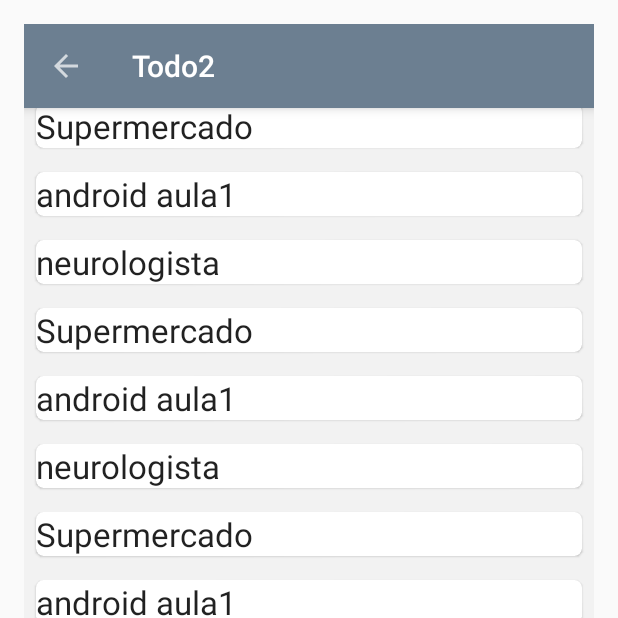
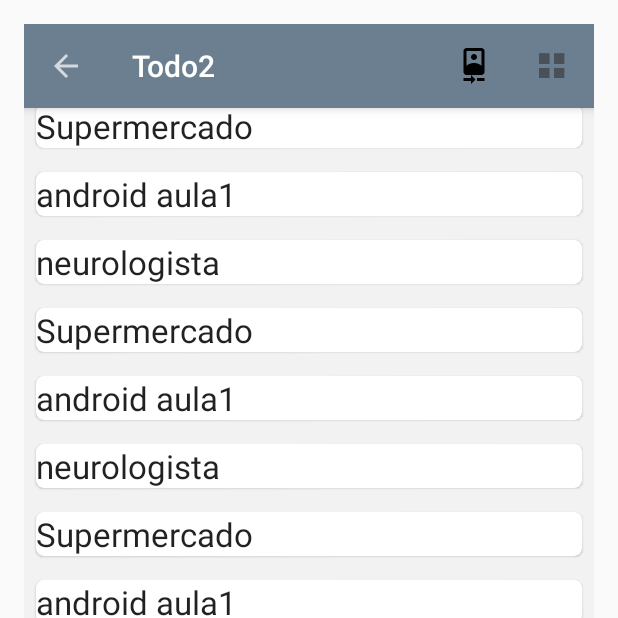
Before and after one commit to rivervaladao/Todo2, an Android app: the screen it shows after launch (MainActivity), on a phone screen of 412 x 824 dp, the top half of it. Run offline under Robolectric (Android 15) with nearby library versions, the phone set to English and light mode, and no system bars.

Commit message:
adicionado fragment_list_view

```diff
--- /dev/null
+++ b/app/src/main/java/com/river/app/todo/ListViewFragment.java
@@ -0,0 +1,137 @@
+package com.river.app.todo;
+
+import android.content.Context;
+import android.net.Uri;
+import android.os.Bundle;
+import android.support.design.widget.FloatingActionButton;
+import android.support.v4.app.Fragment;
+import android.support.v4.app.FragmentManager;
+import android.support.v7.widget.RecyclerView;
+import android.support.v7.widget.StaggeredGridLayoutManager;
+import android.view.LayoutInflater;
+import android.view.Menu;
+import android.view.MenuInflater;
+import android.view.MenuItem;
+import android.view.View;
+import android.view.ViewGroup;
+import android.widget.Toast;
+
+import com.river.app.todo.model.DBData;
+import com.river.app.todo.model.Tarefa;
+
+public class ListViewFragment extends Fragment {
+    private RecyclerView mRecyclerView;
+    private StaggeredGridLayoutManager staggeredGridLayoutManager;
+    private TodoAdapter mAdapter;
+    Menu mMenu;
+    boolean isListView;
+
+    public ListViewFragment() {
+        // Required empty public constructor
+    }
+
+    @Override
+    public View onCreateView(LayoutInflater inflater, ViewGroup container,
+                            final Bundle savedInstanceState) {
+
+        // Inflate the layout for this fragment
+        View view = inflater.inflate(R.layout.fragment_list_view, container, false);
+
+        //apresentar
+        setHasOptionsMenu(true);
+
+        mRecyclerView = (RecyclerView) view.findViewById(R.id.list);
+
+        staggeredGridLayoutManager = new StaggeredGridLayoutManager(1,
+                StaggeredGridLayoutManager.VERTICAL);
+
+        mRecyclerView.setLayoutManager(staggeredGridLayoutManager);
+        mAdapter = new TodoAdapter(getContext());
+
+        TodoAdapter.OnItemClick onItemClickListener = new TodoAdapter.OnItemClick() {
+
+            @Override
+            public void onItemClick(View view, int position) {
+
+                Tarefa tarefa = DBData.tarefaList().get(position);
+
+                TodoFragmentDetail detailFragment =
+                        TodoFragmentDetail.newInstance(tarefa.getCategoria().toString(),
+                                tarefa.getDecricao());
+
+                if (savedInstanceState == null) {
+
+
+                    FragmentManager fm = getFragmentManager();
+                    fm.beginTransaction()
+                            .replace(R.id.main_layout, detailFragment, "todoDetailFragment")
+                            .addToBackStack(null)
+                            .commit();
+                }
+
+            }
+        };
+
+        mAdapter.setOnItemClickListener(onItemClickListener);
+
+        mRecyclerView.setAdapter(mAdapter);
+
+        FloatingActionButton fab = (FloatingActionButton) view.findViewById(R.id.fab);
+        fab.setOnClickListener(new View.OnClickListener() {
+            @Override
+            public void onClick(View v) {
+                Toast.makeText(getContext(), "FAB button clicked", Toast.LENGTH_LONG).show();
+            }
+        });
+
+        isListView = true;
+
+
+        return view;
+    }
+
+    @Override
+    public void onCreateOptionsMenu(Menu menu,MenuInflater inflater) {
+        super.onCreateOptionsMenu(menu,inflater);
+        inflater.inflate(R.menu.menu_main,menu);
+        mMenu = menu;
+    }
+    @Override
+    public boolean onOptionsItemSelected(MenuItem item) {
+        int id = item.getItemId();
+        switch (id){
+            case R.id.action_toggle:
+                toggle();
+                return true;
+            default:
+                break;
+        }
+        return super.onOptionsItemSelected(item);
+    }
+    private void toggle(){
+        MenuItem item = mMenu.findItem(R.id.action_toggle);
+        if(isListView){
+            staggeredGridLayoutManager.setSpanCount(2);
+            item.setIcon(R.drawable.ic_action_list);
+            item.setTitle("Ver Lista");
+            isListView=false;
+        }else{
+            staggeredGridLayoutManager.setSpanCount(1);
+            item.setIcon(R.drawable.ic_action_grid);
+            item.setTitle("Ver Grid");
+            isListView=true;
+        }
+    }
+
+    @Override
+    public void onAttach(Context context) {
+        super.onAttach(context);
+
+    }
+
+    @Override
+    public void onDetach() {
+        super.onDetach();
+    }
+
+}
--- a/app/src/main/java/com/river/app/todo/MainActivity.java
+++ b/app/src/main/java/com/river/app/todo/MainActivity.java
@@ -2,11 +2,15 @@ package com.river.app.todo;
 
 import android.os.Bundle;
 import android.support.design.widget.FloatingActionButton;
+import android.support.v4.app.Fragment;
 import android.support.v4.app.FragmentManager;
 import android.support.v7.app.AppCompatActivity;
 import android.support.v7.widget.RecyclerView;
 import android.support.v7.widget.StaggeredGridLayoutManager;
 import android.support.v7.widget.Toolbar;
+import android.view.Menu;
+import android.view.MenuInflater;
+import android.view.MenuItem;
 import android.view.View;
 import android.widget.Toast;
 
@@ -14,10 +18,10 @@ import com.river.app.todo.model.DBData;
 import com.river.app.todo.model.Tarefa;
 
 public class MainActivity extends AppCompatActivity {
-    private RecyclerView mRecyclerView;
-    private StaggeredGridLayoutManager staggeredGridLayoutManager;
-    private TodoAdapter mAdapter;
+
     Toolbar toolbar;
+
+
     private void setUpActionBar() {
         if (toolbar != null) {
             setSupportActionBar(toolbar);
@@ -35,49 +39,15 @@ public class MainActivity extends AppCompatActivity {
         toolbar = (Toolbar) findViewById(R.id.toolbar);
         setUpActionBar();
 
-        mRecyclerView = (RecyclerView) findViewById(R.id.list);
+        ListViewFragment listViewFragment = new ListViewFragment();
 
-        staggeredGridLayoutManager = new StaggeredGridLayoutManager(1,
-                StaggeredGridLayoutManager.VERTICAL);
+        if(savedInstanceState == null){
+            getSupportFragmentManager()
+                    .beginTransaction()
+                    .add(R.id.main_layout,listViewFragment,"list_view_fragment_key")
+            .commit();
 
-        mRecyclerView.setLayoutManager(staggeredGridLayoutManager);
-        mAdapter = new TodoAdapter(this);
+        }
+    }
 
-        TodoAdapter.OnItemClick onItemClickListener = new TodoAdapter.OnItemClick() {
-
-             @Override
-            public void onItemClick(View view, int position) {
-
-                 Tarefa tarefa = DBData.tarefaList().get(position);
-
-                 TodoFragmentDetail detailFragment =
-                         TodoFragmentDetail.newInstance(tarefa.getCategoria().toString(),
-                                 tarefa.getDecricao());
-
-                if (savedInstanceState == null) {
-
-
-                    FragmentManager fm = getSupportFragmentManager();
-                    fm.beginTransaction()
-                            .replace(R.id.main_layout, detailFragment, "todoDetailFragment")
-                            .addToBackStack(null)
-                            .commit();
-                }
-
-            }
-        };
-
-        mAdapter.setOnItemClickListener(onItemClickListener);
-
-        mRecyclerView.setAdapter(mAdapter);
-
-        FloatingActionButton fab = (FloatingActionButton) findViewById(R.id.fab);
-        fab.setOnClickListener(new View.OnClickListener() {
-            @Override
-            public void onClick(View v) {
-                Toast.makeText(MainActivity.this,"FAB button clicked", Toast.LENGTH_LONG).show();
-            }
-        });
-
-    }
 }
--- /dev/null
+++ b/app/src/main/res/drawable/ic_camera_front_24dp.xml
@@ -0,0 +1,9 @@
+<vector xmlns:android="http://schemas.android.com/apk/res/android"
+        android:width="24dp"
+        android:height="24dp"
+        android:viewportWidth="24.0"
+        android:viewportHeight="24.0">
+    <path
+        android:fillColor="#FF000000"
+        android:pathData="M10,20H5v2h5v2l3,-3 -3,-3v2zm4,0v2h5v-2h-5zM12,8c1.1,0 2,-0.9 2,-2s-0.9,-2 -2,-2 -1.99,0.9 -1.99,2S10.9,8 12,8zm5,-8H7C5.9,0 5,0.9 5,2v14c0,1.1 0.9,2 2,2h10c1.1,0 2,-0.9 2,-2V2c0,-1.1 -0.9,-2 -2,-2zM7,2h10v10.5c0,-1.67 -3.33,-2.5 -5,-2.5s-5,0.83 -5,2.5V2z"/>
+</vector>
--- a/app/src/main/res/layout/activity_main.xml
+++ b/app/src/main/res/layout/activity_main.xml
@@ -18,24 +18,4 @@
         android:background="@color/primary_dark"
         android:theme="@style/ThemeOverlay.AppCompat.Dark" />
 
-    <android.support.v7.widget.RecyclerView
-        android:id="@+id/list"
-        android:layout_width="match_parent"
-        android:layout_height="match_parent"
-        android:background="@color/light_gray"/>
-
-    <android.support.design.widget.FloatingActionButton
-        android:id="@+id/fab"
-        android:layout_width="wrap_content"
-        android:layout_height="wrap_content"
-        android:src="@drawable/ic_add_24dp"
-        android:layout_alignParentRight="true"
-        android:layout_alignParentBottom="true"
-        android:layout_marginBottom="@dimen/fab_button_margin_bottom"
-        android:layout_marginRight="@dimen/fab_button_margin_right"
-        app:elevation="6dp"
-        app:pressedTranslationZ="12dp"
-        app:borderWidth="0dp"/>
-
-
 </RelativeLayout>
--- /dev/null
+++ b/app/src/main/res/layout/fragment_list_view.xml
@@ -0,0 +1,30 @@
+<FrameLayout xmlns:android="http://schemas.android.com/apk/res/android"
+    xmlns:tools="http://schemas.android.com/tools"
+    xmlns:app="http://schemas.android.com/apk/res-auto"
+    android:layout_width="match_parent"
+    android:layout_height="match_parent"
+    tools:context=".ListViewFragment">
+
+
+    <android.support.v7.widget.RecyclerView
+        android:id="@+id/list"
+        android:layout_width="match_parent"
+        android:layout_height="match_parent"
+        android:background="@color/light_gray"/>
+
+    <android.support.design.widget.FloatingActionButton
+        android:id="@+id/fab"
+        android:layout_width="wrap_content"
+        android:layout_height="wrap_content"
+        android:src="@drawable/ic_add_24dp"
+        android:layout_alignParentRight="true"
+        android:layout_alignParentBottom="true"
+        android:layout_marginBottom="@dimen/fab_button_margin_bottom"
+        android:layout_marginRight="@dimen/fab_button_margin_right"
+        app:elevation="6dp"
+        app:pressedTranslationZ="12dp"
+        app:borderWidth="0dp"
+        android:layout_gravity="bottom|end"/>
+
+
+</FrameLayout>
--- a/app/src/main/res/menu/menu_main.xml
+++ b/app/src/main/res/menu/menu_main.xml
@@ -1,7 +1,7 @@
 <menu xmlns:android="http://schemas.android.com/apk/res/android"
   xmlns:tools="http://schemas.android.com/tools"
     xmlns:app="http://schemas.android.com/apk/res-auto"
-  tools:context=".layout.MainActivity">
+  tools:context=".MainActivity">
 
   <item
     android:id="@+id/action_toggle"
@@ -10,12 +10,13 @@
     android:orderInCategory="100"
     android:title="Show as grid" />
 
-<!--
+
   <item
       android:title="never"
       android:orderInCategory="2"
-      app:showAsAction="never"/>
-
+      android:icon="@drawable/ic_camera_front_24dp"
+      app:showAsAction="ifRoom"/>
+    <!--
       <item
           android:title="collapseActionView"
           android:orderInCategory="3"
--- a/app/src/main/res/values/strings.xml
+++ b/app/src/main/res/values/strings.xml
@@ -1,3 +1,6 @@
 <resources>
     <string name="app_name">Todo2</string>
+
+    <!-- TODO: Remove or change this placeholder text -->
+    <string name="hello_blank_fragment">Hello blank fragment</string>
 </resources>
```
Also changed, not shown: app/build.gradle (+4 -3 lines), app/src/main/java/com/river/app/todo/AddEditFragment.java (added, +30 -0 lines), app/src/main/res/layout/fragment_add_edit.xml (added, +13 -0 lines), app/src/main/res/menu/fragment_details_menu.xml (deleted, +0 -16 lines). Lines whose indentation alone changed are shown as unchanged.
